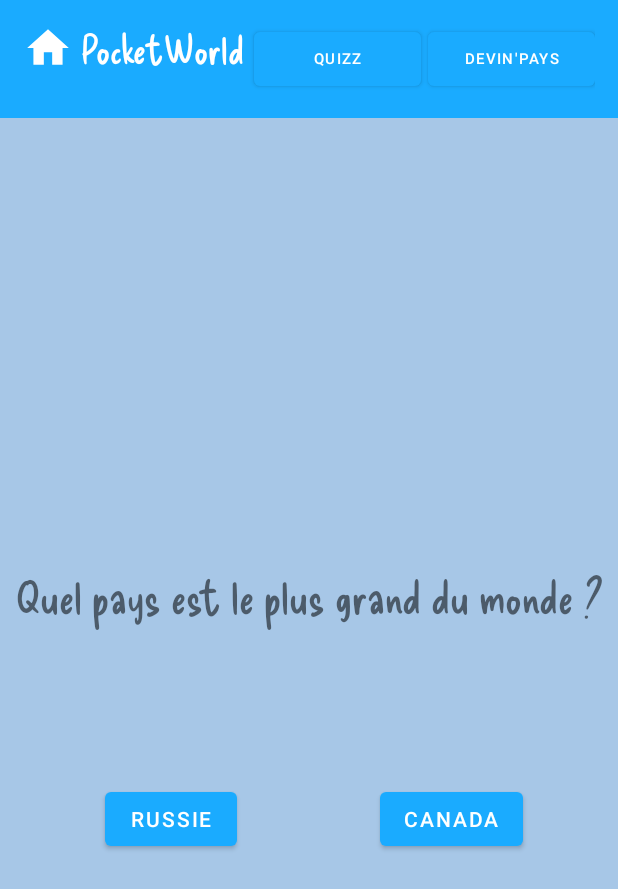
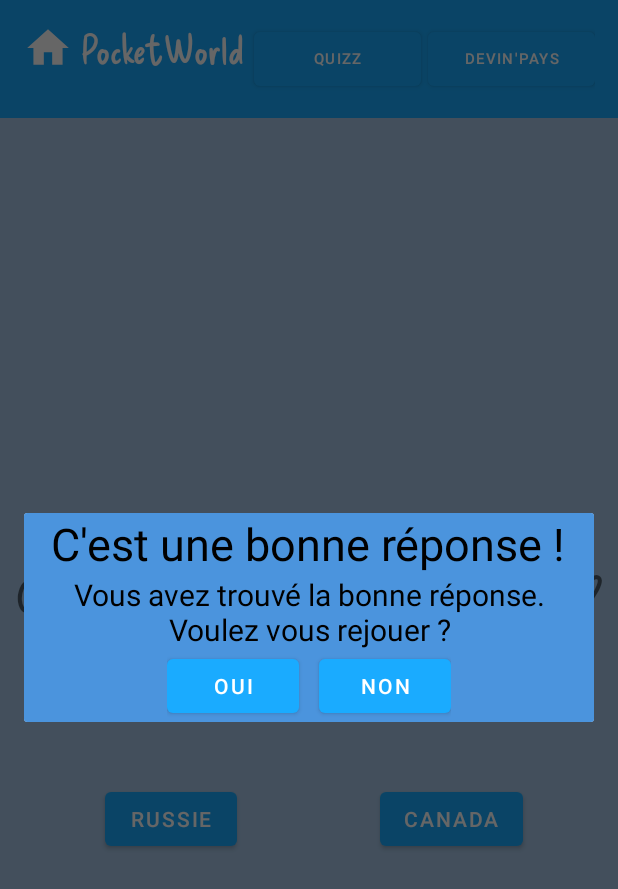
Before and after one commit to hippot02/Dictiopocket, an Android app: the QuizzActivity screen opened directly, with no data from a screen before it, after a tap on "RUSSIE", on a phone screen of 412 x 824 dp. Shown: the top 889 px of the screen. Run offline under Robolectric (Android 15) with nearby library versions, the phone set to English and light mode, and no system bars.

Commit message:
Debut de la doc

```diff
--- a/app/src/main/AndroidManifest.xml
+++ b/app/src/main/AndroidManifest.xml
@@ -35,6 +35,10 @@
                 <category android:name="android.intent.category.LAUNCHER" />
             </intent-filter>
         </activity>
+
+        <meta-data
+            android:name="preloaded_fonts"
+            android:resource="@array/preloaded_fonts" />
     </application>
 
 </manifest>
--- a/app/src/main/java/com/example/dictiopocket/QuizzActivity.java
+++ b/app/src/main/java/com/example/dictiopocket/QuizzActivity.java
@@ -5,6 +5,7 @@ import android.database.sqlite.SQLiteDatabase;
 import android.os.Bundle;
 import android.view.View;
 import android.widget.Button;
+import android.widget.EditText;
 import android.widget.ImageView;
 import android.widget.TextView;
 import android.widget.Toast;
@@ -22,6 +23,9 @@ public class QuizzActivity extends AppCompatActivity {
     Button btnRep2;
     int idquestion = 0;
     DBHandler db;
+    private QuizzActivity activity;
+
+
     protected void onCreate(Bundle savedInstanceState) {
         super.onCreate(savedInstanceState);
         setContentView(R.layout.activity_quiz);
@@ -30,40 +34,51 @@ public class QuizzActivity extends AppCompatActivity {
         tvQuestion = findViewById(R.id.questionQuizz);
         btnRep1 = findViewById(R.id.reponseQuizz1);
         btnRep2 = findViewById(R.id.reponseQuizz2);
-
+        this.activity = this;
         db = new DBHandler(this);
         db.deleteDatabase();
         fillDB();
         randomiserQuestion();
     }
 
-    public void check(View v){
+    public void check(View v) {
         String rep = db.getRepById(idquestion);
         int temp;
-        if (v.getId() == R.id.reponseQuizz1){
+        if (v.getId() == R.id.reponseQuizz1) {
             temp = 1;
-        }
-        else{
+        } else {
             temp = 2;
         }
-        if(temp == Integer.valueOf(rep)){
-                System.out.println(v.getId());
-                System.out.println(rep);
-                Toast.makeText(this, "C'est correct", Toast.LENGTH_SHORT).show();
-                Intent i = new Intent(this, QuizzActivity.class);
-                startActivity(i);
-            }
-            else {
-                Toast.makeText(this, "C'est incorrect", Toast.LENGTH_SHORT).show();
-            }
 
+        if (temp == Integer.valueOf(rep)) {
+            CustomPopup popup = new CustomPopup(activity);
+            popup.setTitle("C'est une bonne réponse !");
+            popup.setSubtitle("Vous avez trouvé la bonne réponse. Voulez vous rejouer ?");
+            popup.build();
+            popup.getYesButton().setOnClickListener(view -> {
+                popup.dismiss();
+                randomiserQuestion();
+
+            });
+
+            popup.getNoButton().setOnClickListener(view -> {
+                popup.dismiss();
+                Intent u = new Intent(activity, HomeActivity.class);
+                startActivity(u);
+
+
+            });
+        } else {
+            Toast.makeText(this, "Vous n'avez pas trouvé la réponse.", Toast.LENGTH_SHORT).show();
+        }
 
 
     }
 
-    public void randomiserQuestion(){
+
+    public void randomiserQuestion() {
         idquestion = db.selectRandomQuestionId();
-        System.out.println("-----------------------------"+idquestion);
+        //System.out.println("-----------------------------"+idquestion);
         String question = db.getQuestionById(idquestion);
         tvQuestion.setText(question);
         String reponse1 = db.getRep1ById(idquestion);
@@ -73,37 +88,38 @@ public class QuizzActivity extends AppCompatActivity {
     }
 
 
-
-
-
-    private void gestionToolbar(){
+    private void gestionToolbar() {
         ImageView home_icon = findViewById(R.id.home_icon);
         Button tbDevinPaysButton = findViewById(R.id.tbDevinPaysButton);
         Button tbQuizzButton = findViewById(R.id.tbQuizzButton);
         home_icon.setOnClickListener(view -> {
-            Intent i= new Intent(this, HomeActivity.class);
+            Intent i = new Intent(this, HomeActivity.class);
             startActivity(i);
+
         });
         tbDevinPaysButton.setOnClickListener(view -> {
-            Intent i = new Intent(this,MainActivity.class);
+            Intent i = new Intent(this, MainActivity.class);
             startActivity(i);
+
         });
 
         tbQuizzButton.setOnClickListener(view -> {
             Intent i = new Intent(this, QuizzActivity.class);
             startActivity(i);
+
         });
 
     }
-    public void fillDB(){
-        db.insertQuestion("Quel pays est le plus grand du monde ?","Russie","Canada", "1");
-        db.insertQuestion("Quel est le pays avec le moins d'habitants ?","Suède","Norvège","2");
-        db.insertQuestion("Avec quel pays la France partage sa plus grosse frontière ?","Brésil","Allemagne","1");
-        db.insertQuestion("Quel est la capitale de Brunei ?","Bandar Seri Begawan","Khartoum","1");
-        db.insertQuestion("Quel pays possède le plus grand nombre de pyramides ?", "Egypte", "Soudan","2");
-        db.insertQuestion("Ou se situe la Porte de l'Enfer ?", "Nouvelle Guinnée" , "Turkménistan", "2" );
+
+    public void fillDB() {
+        db.insertQuestion("Quel pays est le plus grand du monde ?", "Russie", "Canada", "1");
+        db.insertQuestion("Quel est le pays avec le moins d'habitants ?", "Suède", "Norvège", "2");
+        db.insertQuestion("Avec quel pays la France partage sa plus grosse frontière ?", "Brésil", "Allemagne", "1");
+        db.insertQuestion("Quel est la capitale de Brunei ?", "Bandar Seri Begawan", "Khartoum", "1");
+        db.insertQuestion("Quel pays possède le plus grand nombre de pyramides ?", "Egypte", "Soudan", "2");
+        db.insertQuestion("Ou se situe la Porte de l'Enfer ?", "Nouvelle Guinnée", "Turkménistan", "2");
         db.insertQuestion("Quel est le pays le plus plat du monde ?", "Bolivie", "Maroc", "1");
-        db.insertQuestion("Quel est le plus vieil État du monde ?", "Sain-Marin", "Malte", "1");
+        db.insertQuestion("Quel est le plus vieil État du monde ?", "Saint-Marin", "Malte", "1");
 
         randomiserQuestion();
 
--- a/app/src/main/res/drawable/baseline_arrow_back_24.xml
+++ /dev/null
@@ -1,5 +0,0 @@
-<vector android:autoMirrored="true" android:height="24dp"
-    android:tint="#FFFFFF" android:viewportHeight="24"
-    android:viewportWidth="24" android:width="24dp" xmlns:android="http://schemas.android.com/apk/res/android">
-    <path android:fillColor="@android:color/white" android:pathData="M20,11H7.83l5.59,-5.59L12,4l-8,8 8,8 1.41,-1.41L7.83,13H20v-2z"/>
-</vector>
--- a/app/src/main/res/drawable/baseline_menu_24.xml
+++ /dev/null
@@ -1,5 +0,0 @@
-<vector android:height="24dp" android:tint="#FFFFFF"
-    android:viewportHeight="24" android:viewportWidth="24"
-    android:width="24dp" xmlns:android="http://schemas.android.com/apk/res/android">
-    <path android:fillColor="@android:color/white" android:pathData="M3,18h18v-2L3,16v2zM3,13h18v-2L3,11v2zM3,6v2h18L21,6L3,6z"/>
-</vector>
--- a/app/src/main/res/layout/popup_template.xml
+++ b/app/src/main/res/layout/popup_template.xml
@@ -1,24 +1,36 @@
 <?xml version="1.0" encoding="utf-8"?>
 <LinearLayout xmlns:android="http://schemas.android.com/apk/res/android"
+    xmlns:app="http://schemas.android.com/apk/res-auto"
     android:orientation="vertical"
     android:gravity="center"
     android:layout_width="match_parent"
     android:layout_height="match_parent"
-    android:background="@color/wifi">>
+    android:background="@color/wifi"
+
+    >
 
     <TextView
         android:id="@+id/title"
         android:layout_width="wrap_content"
         android:layout_height="wrap_content"
         android:text="Titre par défaut"
-        android:textSize="50dp"/>
+        android:textAlignment="center"
+        android:layout_marginLeft="20px"
+        android:textColor="@android:color/black"
+        android:layout_marginRight="20px"
+        android:textSize="30dp"
+        />
 
     <TextView
         android:id="@+id/subtitle"
         android:layout_width="wrap_content"
         android:layout_height="wrap_content"
         android:text="Sous-titre"
-        android:textSize="30dp"/>
+        android:textAlignment="center"
+        android:layout_marginLeft="20px"
+        android:layout_marginRight="20px"
+        android:textColor="@android:color/black"
+        android:textSize="20dp"/>
 
     <LinearLayout
         android:layout_width="wrap_content"
@@ -29,13 +41,16 @@
             android:id="@+id/yesButton"
             android:layout_width="wrap_content"
             android:layout_height="wrap_content"
+            android:layout_marginRight="10px"
             android:text="@string/yesButton"/>
 
         <Button
             android:id="@+id/noButton"
             android:layout_width="wrap_content"
             android:layout_height="wrap_content"
+            android:layout_marginLeft="10px"
             android:text="@string/noButton"/>
     </LinearLayout>
 
+
 </LinearLayout>
```
Also changed, not shown: app/src/main/java/com/example/dictiopocket/HomeActivity.java (+59 -11 lines), app/src/main/java/com/example/dictiopocket/MainActivity.java (+59 -17 lines), app/src/main/java/com/example/dictiopocket/WifiActivity.java (+13 -2 lines).
